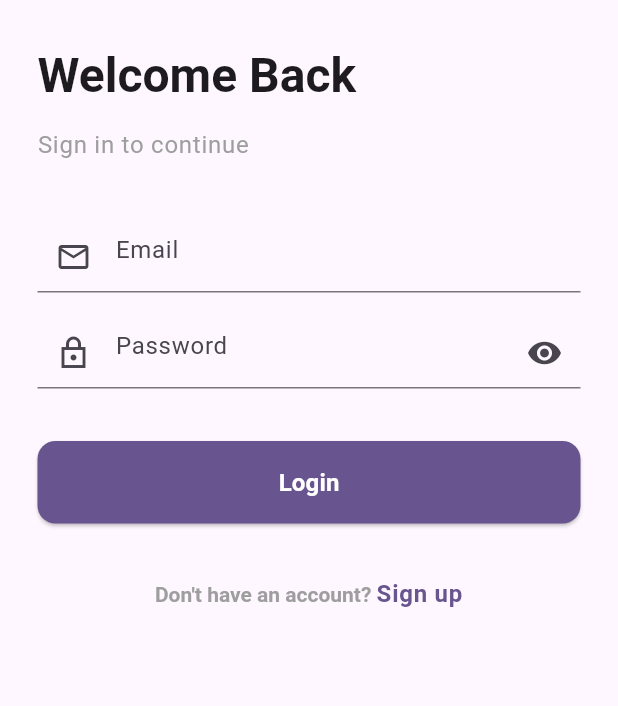
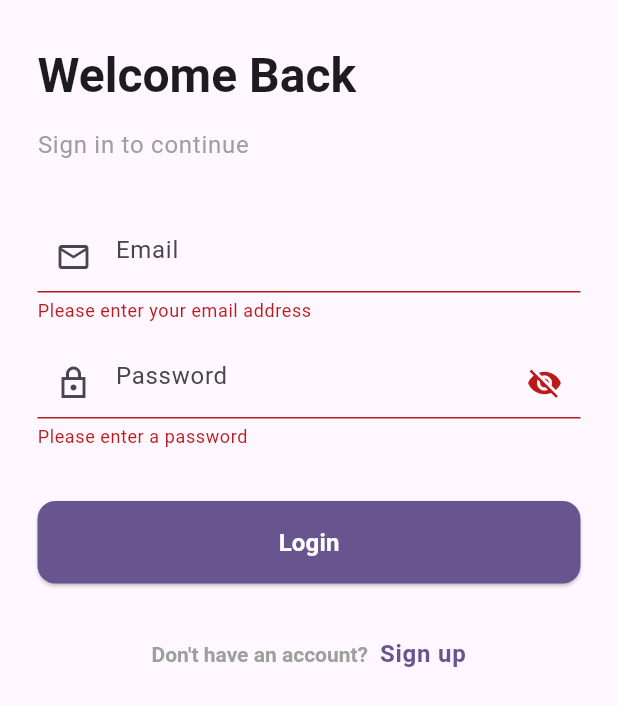
Before and after one commit to 39laxmann/Kurakani, a Flutter app: the LoginScreen screen opened directly, after a tap on "Login", on a phone screen of 412 x 824 dp. Shown: the top 706 px of the screen. Run offline on Flutter 3.47's test engine with Material 3 defaults, Android fonts, the phone set to English and light mode, and no system bars.

Commit message:
added validating function for email and password text field

```diff
--- a/lib/presentation/screens/auth/login_screen.dart
+++ b/lib/presentation/screens/auth/login_screen.dart
@@ -2,6 +2,7 @@ import 'package:flutter/gestures.dart';
 import 'package:flutter/material.dart';
 import 'package:kurakani/core/common/custom_button.dart';
 import 'package:kurakani/core/common/custom_text_field.dart';
+import 'package:kurakani/presentation/screens/auth/signup_screen.dart';
 
 class LoginScreen extends StatefulWidget {
   const LoginScreen({super.key});
@@ -11,12 +12,43 @@ class LoginScreen extends StatefulWidget {
 }
 
 class _LoginScreenState extends State<LoginScreen> {
+  final _formKey = GlobalKey<FormState>();
   final TextEditingController emailController = TextEditingController();
   final TextEditingController passwordController = TextEditingController();
+  bool isPasswordVisible = false;
 
+  final _passwordFocus = FocusNode();
+  final _emailFocus = FocusNode();
+
+  ///password validation
+  String? _validatePassword(String? value) {
+    if (value == null || value.isEmpty) {
+      return "Please enter a password";
+    }
+    if (value.length < 8) {
+      return "Password must be atleast 8 character long";
+    }
+    return null;
+  }
+
+  ///email validation
+  String? _validateEmail(String? value) {
+    if (value == null || value.isEmpty) {
+      return "Please enter your email address";
+    }
+    final RegExp emailRegex = RegExp(r'^[\w-\.]+@([\w-]+\.)+[\w-]{2,4}$');
+    if (!emailRegex.hasMatch(value)) {
+      return "Please enter a valid email address. (e.g laxman@gmail.com )";
+    }
+    return null;
+  }
+
+  @override
   void dispose() {
     emailController.dispose();
     passwordController.dispose();
+    _emailFocus.dispose();
+    _passwordFocus.dispose();
     super.dispose();
   }
 
@@ -24,9 +56,10 @@ class _LoginScreenState extends State<LoginScreen> {
   Widget build(BuildContext context) {
     return Scaffold(
       body: SafeArea(
-        child: Padding(
-          padding: const EdgeInsets.symmetric(horizontal: 25),
-          child: Form(
+        child: Form(
+          key: _formKey,
+          child: SingleChildScrollView(
+            padding: const EdgeInsets.symmetric(horizontal: 25),
             child: Column(
               crossAxisAlignment: CrossAxisAlignment.start,
               children: [
@@ -46,23 +79,43 @@ class _LoginScreenState extends State<LoginScreen> {
                 ),
                 SizedBox(height: 38),
 
+                ///Email text field
                 CustomTextField(
                   controller: emailController,
                   hintText: "Email",
                   prefixIcon: Icon(Icons.mail_outline),
+                  validator: _validateEmail,
+                  focusNode: _emailFocus,
                 ),
                 SizedBox(height: 16),
 
+                ///Password text field
                 CustomTextField(
                   controller: passwordController,
                   hintText: "Password",
                   obscureText: true,
+                  validator: _validatePassword,
                   prefixIcon: Icon(Icons.lock_outline_sharp),
-                  suffixIcon: Icon(Icons.visibility),
+                  focusNode: _passwordFocus,
+                  suffixIcon: IconButton(
+                    onPressed: () {
+                      setState(() {
+                        isPasswordVisible = !isPasswordVisible;
+                        debugPrint("Visibility: $isPasswordVisible");
+                      });
+                    },
+                    icon: Icon(
+                      isPasswordVisible
+                          ? Icons.visibility
+                          : Icons.visibility_off,
+                    ),
+                  ),
                 ),
                 SizedBox(height: 35),
                 CustomButton(
                   onPressed: () {
+                    FocusScope.of(context).unfocus();
+                    if (_formKey.currentState?.validate() ?? false) {}
                     debugPrint("Button clicked");
                   },
                   text: "Login",
@@ -79,13 +132,21 @@ class _LoginScreenState extends State<LoginScreen> {
                       ),
                       children: [
                         TextSpan(
-                          text: "Sign up",
+                          text: " Sign up",
                           style: Theme.of(context).textTheme.bodyLarge
                               ?.copyWith(
                                 color: Theme.of(context).primaryColor,
                                 fontWeight: FontWeight.bold,
                               ),
-                          recognizer: TapGestureRecognizer(),
+                          recognizer: TapGestureRecognizer()
+                            ..onTap = () {
+                              Navigator.push(
+                                context,
+                                MaterialPageRoute(
+                                  builder: (context) => const SignupScreen(),
+                                ),
+                              );
+                            },
                         ),
                       ],
                     ),
```
